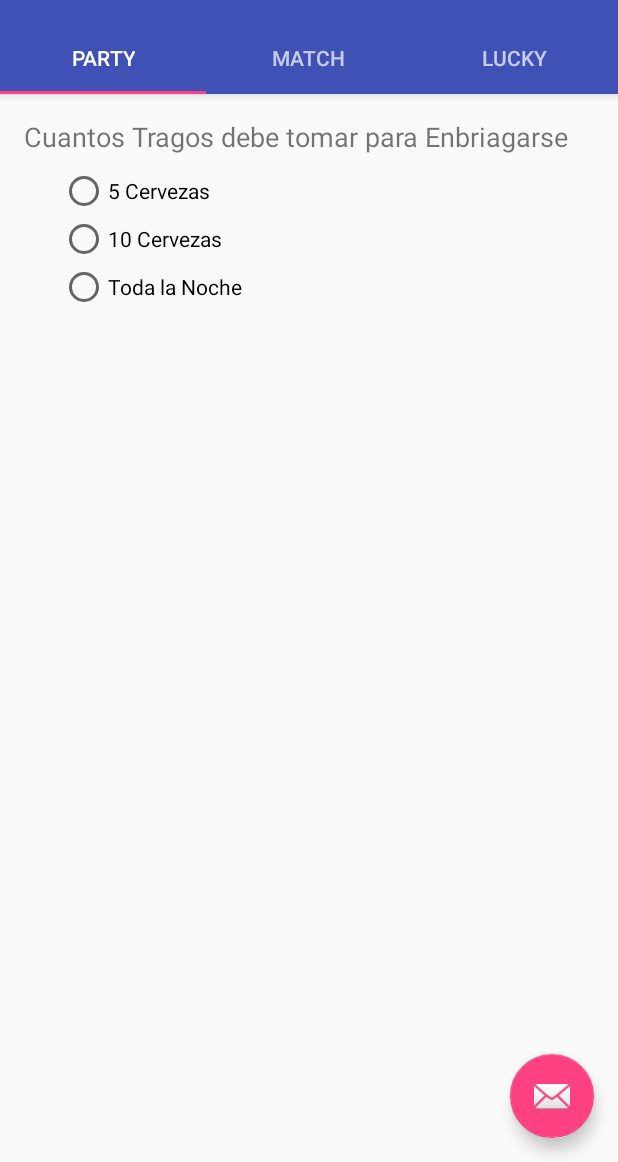
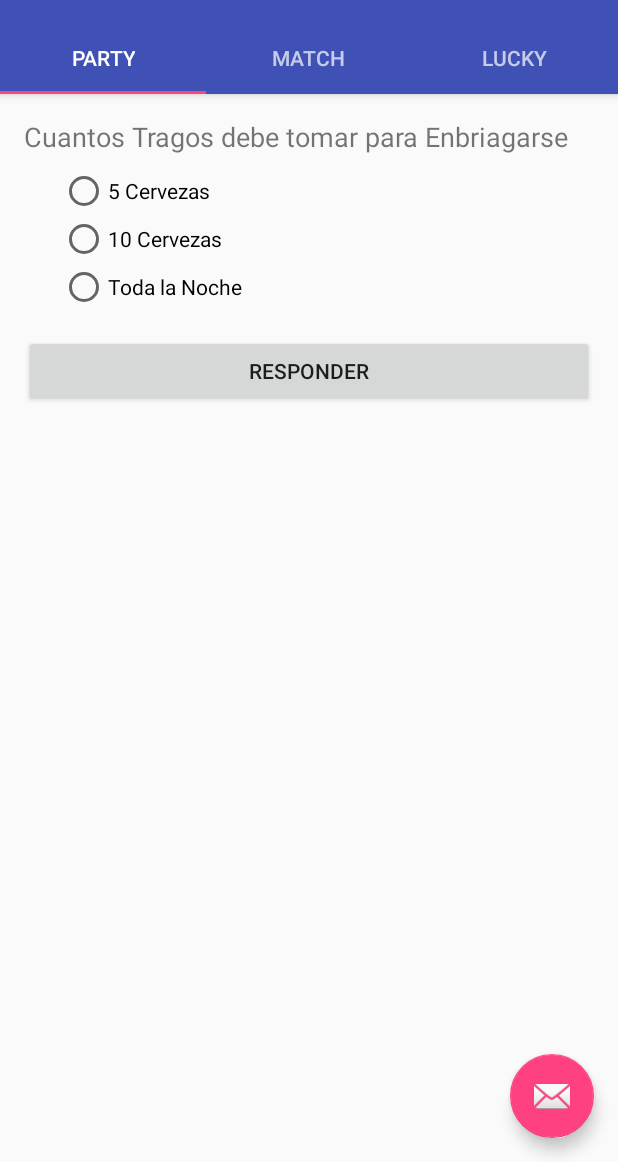
Before and after one commit to Glagos84/ShrinkQuizz, an Android app: the screen it shows after launch (MainActivity), on a phone screen of 412 x 824 dp, the part 74-1236 px from its top. Run offline under Robolectric (Android 15) with nearby library versions, the phone set to English and light mode, and no system bars.

Commit message:
Tabbed Activity Works.

```diff
--- a/app/src/main/java/cl/mind/shrinkquizz/PartyFragment.java
+++ b/app/src/main/java/cl/mind/shrinkquizz/PartyFragment.java
@@ -2,10 +2,16 @@ package cl.mind.shrinkquizz;
 
 
 import android.os.Bundle;
+import android.support.annotation.Nullable;
 import android.support.v4.app.Fragment;
+import android.util.Log;
 import android.view.LayoutInflater;
 import android.view.View;
 import android.view.ViewGroup;
+import android.widget.Button;
+import android.widget.RadioButton;
+import android.widget.RadioGroup;
+import android.widget.Toast;
 
 
 public class PartyFragment extends Fragment {
@@ -28,4 +34,35 @@ public class PartyFragment extends Fragment {
         return inflater.inflate(R.layout.fragment_party, container, false);
     }
 
+    @Override
+    public void onViewCreated(View view, @Nullable Bundle savedInstanceState) {
+        super.onViewCreated(view, savedInstanceState);
+
+        // porq no me pide q lo castee?? en le video lo estaba casteando;
+
+        final RadioGroup radioGroup = view.findViewById(R.id.partyRg);
+        Button button = view.findViewById(R.id.partyBtn);
+
+        button.setOnClickListener(new View.OnClickListener() {
+            @Override
+            public void onClick(View view) {
+
+                int id = radioGroup.getCheckedRadioButtonId();
+
+               if (id != -1 ){
+
+                   RadioButton radiobutton = radioGroup.findViewById(id);
+                   String answer = radiobutton.getText().toString();
+                   Toast.makeText(getContext(), answer, Toast.LENGTH_SHORT).show();
+
+                }else {
+
+                   Toast.makeText(getContext(), "DEBES MARCAR UNA OPCION", Toast.LENGTH_SHORT).show();
+
+               }
+
+                Log.d("RADIO GROUP", String.valueOf(radioGroup.getCheckedRadioButtonId()));
+            }
+        });
+    }
 }
--- a/app/src/main/res/layout/fragment_party.xml
+++ b/app/src/main/res/layout/fragment_party.xml
@@ -16,8 +16,8 @@
 
     <RadioGroup
         android:id="@+id/partyRg"
-        android:layout_width="wrap_content"
-        android:layout_height="match_parent"
+        android:layout_width="match_parent"
+        android:layout_height="wrap_content"
         android:paddingLeft="24dp"
         android:layout_marginBottom="16dp">
 
@@ -39,4 +39,11 @@
 
     </RadioGroup>
 
+    <Button
+        android:id="@+id/partyBtn"
+        android:layout_width="match_parent"
+        android:layout_height="wrap_content"
+        android:text="RESPONDER"
+        />
+
 </LinearLayout>
```
